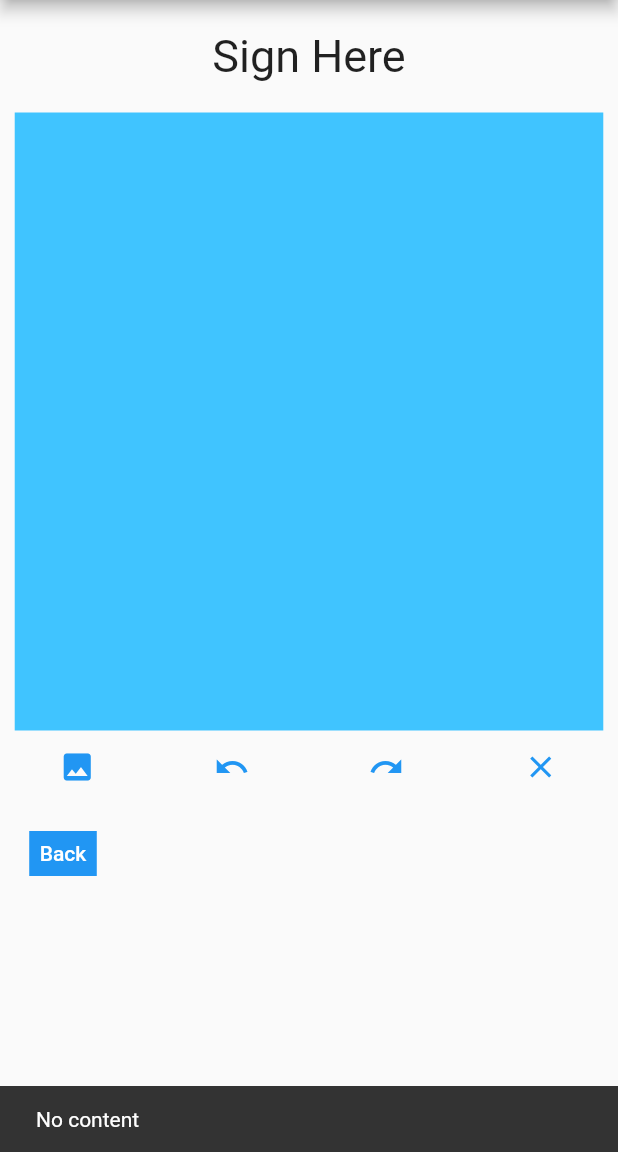
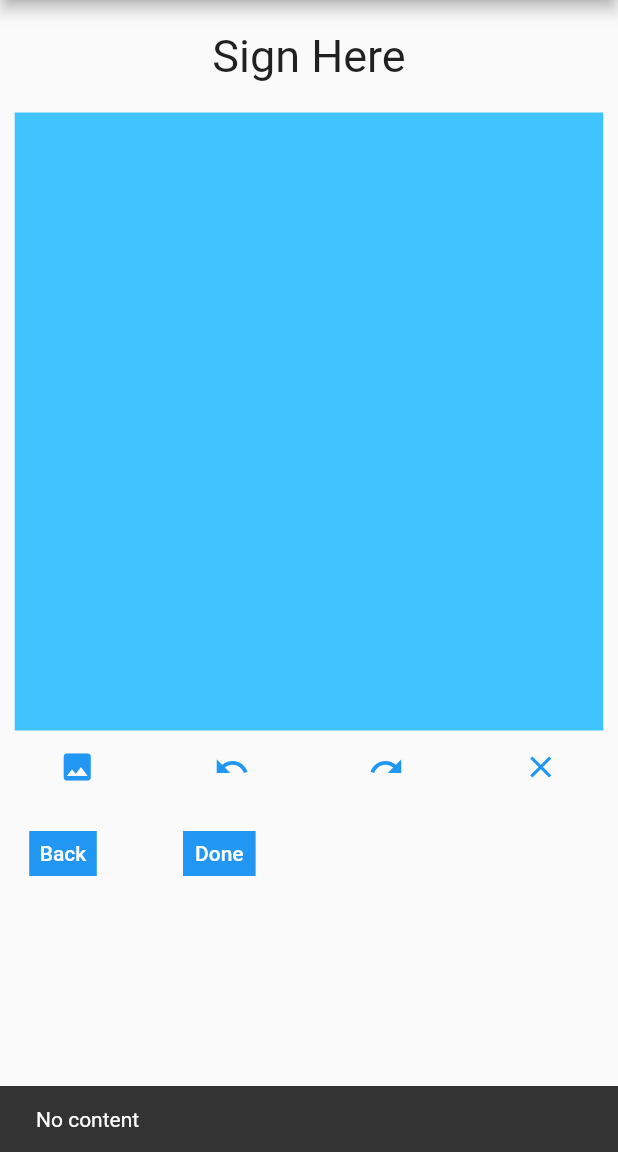
Before and after one commit to rhinroy2001/Event-Recorder, a Flutter app: the SignatureForm screen opened directly, after a tap on the "image" icon, on a phone screen of 412 x 824 dp, the part 84-1236 px from its top. Run offline on Flutter 3.47's test engine with Material 2 defaults, Android fonts, the phone set to English and light mode, and no system bars; drawn by our look-alikes of signature; our stand-ins replace firebase_core, firebase_storage, flutter_svg, image_picker; accounts and stored records are empty.

Commit message:
Made changes to signature page

```diff
--- a/lib/labInspectionForm/signature.dart
+++ b/lib/labInspectionForm/signature.dart
@@ -1,13 +1,10 @@
 import 'dart:developer';
-import 'dart:io';
 import 'package:firebase_storage/firebase_storage.dart';
-import 'package:flutter/foundation.dart';
 import 'package:flutter/material.dart';
 import 'package:signature/signature.dart';
 import 'package:flutter_svg/svg.dart';
-import 'package:image_picker/image_picker.dart';
-import 'package:path/path.dart';
 import 'package:event_recorder/labInspectionForm/utility.dart';
+import '../main.dart';
 
 class SignatureForm extends StatefulWidget {
   const SignatureForm({super.key, required this.title});
@@ -214,28 +211,28 @@ class BackButton extends StatelessWidget {
   }
 }
 
-// class NextButton extends StatelessWidget {
-//   @override
-//   Widget build(BuildContext context) {
-//     return TextButton(
-//       onPressed: () {
-//         Navigator.push(
-//             // will work with signsPostings.dart
-//             context,
-//             MaterialPageRoute(
-//                 builder: (context) => const (title: "")));
-//       },
-//       child: Container(
-//         color: Colors.blue,
-//         padding: const EdgeInsets.symmetric(vertical: 7, horizontal: 8),
-//         child: const Text(
-//           "Done",
-//           style: TextStyle(color: Colors.white),
-//         ),
-//       ),
-//     );
-//   }
-// }
+class NextButton extends StatelessWidget {
+  @override
+  Widget build(BuildContext context) {
+    return TextButton(
+      onPressed: () {
+        Navigator.push(
+            // will work with signsPostings.dart
+            context,
+            MaterialPageRoute(
+                builder: (context) => const MyHomePage(title: "")));
+      },
+      child: Container(
+        color: Colors.blue,
+        padding: const EdgeInsets.symmetric(vertical: 7, horizontal: 8),
+        child: const Text(
+          "Done",
+          style: TextStyle(color: Colors.white),
+        ),
+      ),
+    );
+  }
+}
 
 class Buttons extends StatelessWidget {
   @override
@@ -244,8 +241,8 @@ class Buttons extends StatelessWidget {
         child: Row(children: [
       BackButton(),
       SizedBox(width: 20),
-      // SizedBox(width: 20),
-      // NextButton(),
+      SizedBox(width: 20),
+      NextButton(),
     ]));
   }
 }
```
